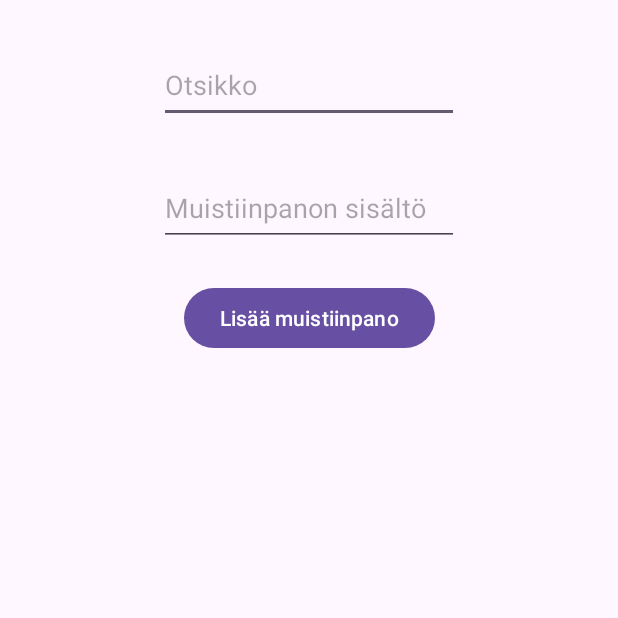
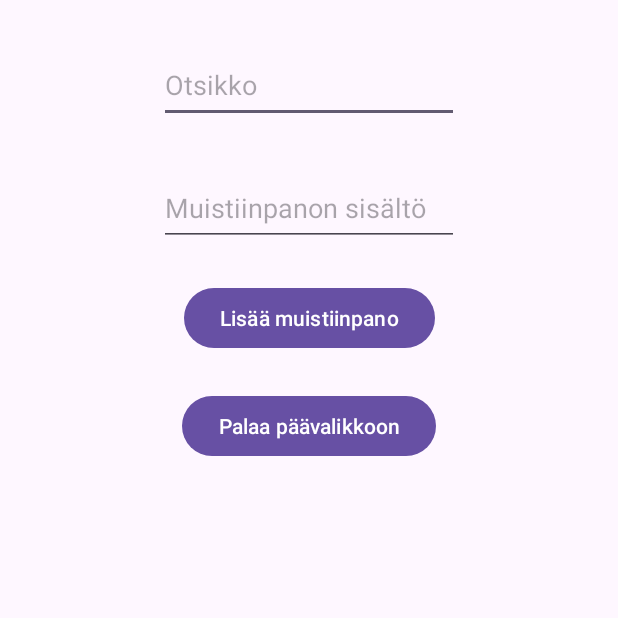
Before and after one commit to aaboeh/viikko9, an Android app: the AddNoteActivity screen opened directly, with no data from a screen before it, on a phone screen of 412 x 824 dp, the top half of it. Run offline under Robolectric (Android 15) with nearby library versions, the phone set to English and light mode, and no system bars.

Commit message:
now it works

```diff
--- a/app/src/main/java/com/example/viikko9/AddNoteActivity.java
+++ b/app/src/main/java/com/example/viikko9/AddNoteActivity.java
@@ -1,5 +1,6 @@
 package com.example.viikko9;
 
+import android.content.Intent;
 import android.os.Bundle;
 import android.view.View;
 import android.widget.Button;
@@ -25,4 +26,9 @@ public class AddNoteActivity extends AppCompatActivity {
 
         NoteStorage.getInstance().addNote(new Note(title, content));
     }
+
+    public void switchToMain(View view) {
+        Intent intent = new Intent(this, MainActivity.class);
+        startActivity(intent);
+    }
 }
--- a/app/src/main/res/layout/activity_add_note.xml
+++ b/app/src/main/res/layout/activity_add_note.xml
@@ -41,4 +41,15 @@
         app:layout_constraintEnd_toEndOf="parent"
         app:layout_constraintStart_toStartOf="parent"
         app:layout_constraintTop_toBottomOf="@+id/ContentEdit" />
+
+    <Button
+        android:id="@+id/BackToMainButton"
+        android:layout_width="wrap_content"
+        android:layout_height="wrap_content"
+        android:layout_marginTop="24dp"
+        android:onClick="switchToMain"
+        android:text="Palaa päävalikkoon"
+        app:layout_constraintEnd_toEndOf="parent"
+        app:layout_constraintStart_toStartOf="parent"
+        app:layout_constraintTop_toBottomOf="@+id/AddNoteButton" />
 </androidx.constraintlayout.widget.ConstraintLayout>
```
